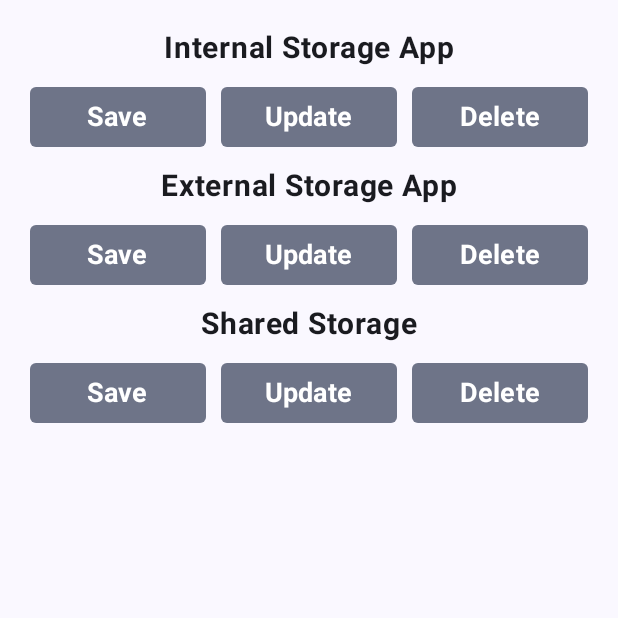
After one commit to emm3000/hello, an Android app built with Jetpack Compose: the BackupScreen screen opened through its navigation route, on a phone screen of 412 x 824 dp, the top half of it. The commit adds this screen. Run offline under Robolectric (Android 15) with nearby library versions, the phone set to English and light mode, and no system bars.

Commit message:
feat: Implement data backup and restore functionality
This commit introduces functionality to backup and restore data using internal, external, and shared storage:

-   Added `WordEntity.date` to the entity to store the creation date of words.
-   Added `WordJson` to transfer data from and to JSON.
-   Added the ability to save, update, and delete data to/from internal, external, and shared storage.
-   Created `createDirectory`, `createPrivateExternalDir`, `saveInternal`, `saveExternal`, and `saveJsonToDownloads` functions in the `fileUtils` and `JustFiles` classes.
-   Updated `AppDatabase` to fallback to destructive migrations.
-   Added permissions `READ_EXTERNAL_STORAGE` and `WRITE_EXTERNAL_STORAGE`.
-   Created `DataModeler` to model data.
-   Created `BackupScreen` to manage file storage.
-   Added a Backup route and navigation from the Home screen to the Backup screen.
-   Updated the `AndroidManifest` to disallow backup.
-   Updated `WordDao` to include a date field.

```diff
--- a/app/src/main/kotlin/com/emm/hello/Root.kt
+++ b/app/src/main/kotlin/com/emm/hello/Root.kt
@@ -1,5 +1,9 @@
 package com.emm.hello
 
+import android.Manifest
+import androidx.activity.compose.rememberLauncherForActivityResult
+import androidx.activity.result.contract.ActivityResultContract
+import androidx.activity.result.contract.ActivityResultContracts
 import androidx.compose.runtime.Composable
 import androidx.compose.runtime.LaunchedEffect
 import androidx.compose.runtime.getValue
@@ -16,11 +20,14 @@ import androidx.navigation.toRoute
 import com.emm.data.WordDao
 import com.emm.data.WordEntity
 import com.emm.hello.page.AddWordDialog
+import com.emm.hello.page.BackupScreen
 import com.emm.hello.page.DetailScreen
 import com.emm.hello.page.HomeScreen
 import com.emm.hello.page.HomeViewModel
 import com.emm.hello.page.InitScreen
+import com.emm.hello.page.JustFiles
 import com.emm.hello.route.AddWord
+import com.emm.hello.route.Backup
 import com.emm.hello.route.Detail
 import com.emm.hello.route.Home
 import com.emm.hello.route.Init
@@ -30,6 +37,9 @@ import kotlinx.coroutines.launch
 import kotlinx.coroutines.withContext
 import org.koin.androidx.compose.koinViewModel
 import org.koin.compose.koinInject
+import java.time.Instant
+import java.time.LocalDateTime
+import java.time.format.DateTimeFormatter
 import java.util.UUID
 
 @Composable
@@ -60,6 +70,7 @@ fun Root(modifier: Modifier = Modifier) {
                 onWordSearchUpdate = vm::updateSearch,
                 navigateToDetail = { navController.navigate(Detail(it)) },
                 navigateToAddWord = { navController.navigate(AddWord) },
+                navigateToBackup = { navController.navigate(Backup) },
                 modifier = Modifier,
             )
         }
@@ -96,9 +107,59 @@ fun Root(modifier: Modifier = Modifier) {
                         wordDao = wordDao,
                         navController = navController,
                     )
-
                 },
                 onDismiss = { navController.popBackStack() }
+            )
+        }
+
+        composable<Backup> {
+            val justFiles: JustFiles = koinInject()
+            val scope = rememberCoroutineScope()
+            val ga = rememberLauncherForActivityResult(ActivityResultContracts.RequestMultiplePermissions()) {
+
+            }
+
+            LaunchedEffect(Unit) {
+                ga.launch(arrayOf(
+                    Manifest.permission.READ_EXTERNAL_STORAGE,
+                    Manifest.permission.WRITE_EXTERNAL_STORAGE,
+                ))
+            }
+
+            BackupScreen(
+                internalOnSave = {
+                    scope.launch {
+                        justFiles.saveInternal()
+                    }
+                },
+                internalOnUpdate = {
+                    scope.launch {
+                        justFiles.saveInternal()
+                    }
+                },
+                internalOnDelete = {
+                    justFiles.deleteInternal()
+                },
+                externalOnSave = {
+                    scope.launch {
+                        justFiles.saveExternal()
+                    }
+                },
+                externalOnUpdate = {
+                    scope.launch {
+                        justFiles.saveExternal()
+                    }
+                },
+                externalOnDelete = {
+                    justFiles.deleteExternal()
+                },
+                sharedOnSave = {
+                    scope.launch {
+                        justFiles.saveJsonToDownloads()
+                    }
+                },
+                sharedOnUpdate = {},
+                sharedOnDelete = {},
             )
         }
     }
@@ -110,9 +171,13 @@ private fun addWord(
     wordDao: WordDao,
     navController: NavHostController
 ) {
+    val now = LocalDateTime.now()
+    val formatter = DateTimeFormatter.ofPattern("dd/MM/yyyy hh:mm:ss a")
+    val formattedDate = now.format(formatter)
     val wordEntity = WordEntity(
         id = UUID.randomUUID().toString(),
         word = word,
+        date = formattedDate,
     )
     coroutineScope.launch {
         withContext(Dispatchers.IO) {
--- a/app/src/main/kotlin/com/emm/hello/di/homeModule.kt
+++ b/app/src/main/kotlin/com/emm/hello/di/homeModule.kt
@@ -1,11 +1,21 @@
 package com.emm.hello.di
 
+import com.emm.hello.page.DataModeler
 import com.emm.hello.page.HomeViewModel
 import com.emm.hello.page.InitViewModel
+import com.emm.hello.page.JustFiles
+import org.koin.android.ext.koin.androidApplication
 import org.koin.core.module.dsl.viewModelOf
 import org.koin.dsl.module
 
 val homeModule = module {
     viewModelOf(::InitViewModel)
     viewModelOf(::HomeViewModel)
+
+    factory {
+        JustFiles(
+            dataModeler = DataModeler(get()),
+            context = androidApplication()
+        )
+    }
 }
--- /dev/null
+++ b/app/src/main/kotlin/com/emm/hello/page/BackupScreen.kt
@@ -0,0 +1,145 @@
+package com.emm.hello.page
+
+import androidx.compose.foundation.background
+import androidx.compose.foundation.layout.Arrangement
+import androidx.compose.foundation.layout.Column
+import androidx.compose.foundation.layout.Row
+import androidx.compose.foundation.layout.fillMaxSize
+import androidx.compose.foundation.layout.fillMaxWidth
+import androidx.compose.foundation.layout.padding
+import androidx.compose.foundation.shape.RoundedCornerShape
+import androidx.compose.material3.FilledTonalButton
+import androidx.compose.material3.MaterialTheme
+import androidx.compose.material3.Text
+import androidx.compose.runtime.Composable
+import androidx.compose.ui.Alignment
+import androidx.compose.ui.Modifier
+import androidx.compose.ui.text.font.FontFamily
+import androidx.compose.ui.text.font.FontWeight
+import androidx.compose.ui.tooling.preview.PreviewLightDark
+import androidx.compose.ui.unit.dp
+import androidx.compose.ui.unit.sp
+import com.emm.hello.ui.theme.HelloTheme
+
+@Composable
+fun BackupScreen(
+    internalOnSave: () -> Unit,
+    internalOnUpdate: () -> Unit,
+    internalOnDelete: () -> Unit,
+    externalOnSave: () -> Unit,
+    externalOnUpdate: () -> Unit,
+    externalOnDelete: () -> Unit,
+    sharedOnSave: () -> Unit,
+    sharedOnUpdate: () -> Unit,
+    sharedOnDelete: () -> Unit,
+    modifier: Modifier = Modifier,
+) {
+
+    Column(
+        modifier = modifier
+            .fillMaxSize()
+            .background(MaterialTheme.colorScheme.background)
+            .padding(20.dp),
+        horizontalAlignment = Alignment.CenterHorizontally,
+        verticalArrangement = Arrangement.spacedBy(10.dp)
+    ) {
+        FirstBlock(
+            title = "Internal Storage App",
+            onSave = internalOnSave,
+            onUpdate = internalOnUpdate,
+            onDelete = internalOnDelete,
+        )
+        FirstBlock(
+            "External Storage App",
+            onSave = externalOnSave,
+            onUpdate = externalOnUpdate,
+            onDelete = externalOnDelete,
+        )
+        FirstBlock(
+            title = "Shared Storage",
+            onSave = sharedOnSave,
+            onUpdate = sharedOnUpdate,
+            onDelete = sharedOnDelete,
+        )
+    }
+}
+
+@Composable
+private fun FirstBlock(
+    title: String,
+    onSave: () -> Unit,
+    onUpdate: () -> Unit,
+    onDelete: () -> Unit,
+) {
+    Text(
+        text = title,
+        color = MaterialTheme.colorScheme.onBackground,
+        fontSize = 20.sp,
+        fontWeight = FontWeight.Bold,
+    )
+    Row(
+        modifier = Modifier.fillMaxWidth(),
+        horizontalArrangement = Arrangement.spacedBy(10.dp)
+    ) {
+        FilledTonalButton(
+            modifier = Modifier.weight(1f),
+            shape = RoundedCornerShape(10),
+            onClick = {
+                onSave()
+            }
+        ) {
+            Text(
+                text = "Save",
+                fontSize = 18.sp,
+                fontFamily = FontFamily.SansSerif,
+                fontWeight = FontWeight.Bold
+            )
+        }
+        FilledTonalButton(
+            modifier = Modifier.weight(1f),
+            shape = RoundedCornerShape(10),
+            onClick = {
+                onUpdate()
+            }
+        ) {
+            Text(
+                text = "Update",
+                fontSize = 18.sp,
+                fontFamily = FontFamily.SansSerif,
+                fontWeight = FontWeight.Bold
+            )
+        }
+        FilledTonalButton(
+            modifier = Modifier.weight(1f),
+            shape = RoundedCornerShape(10),
+            onClick = {
+                onDelete()
+            }
+        ) {
+            Text(
+                text = "Delete",
+                fontSize = 18.sp,
+                fontFamily = FontFamily.SansSerif,
+                fontWeight = FontWeight.Bold
+            )
+        }
+    }
+}
+
+@PreviewLightDark
+@Composable
+private fun BackupScreenPreview() {
+    HelloTheme {
+        BackupScreen(
+            internalOnSave = {},
+            internalOnUpdate = {},
+            internalOnDelete = {},
+            externalOnSave = {},
+            externalOnUpdate = {},
+            externalOnDelete = {},
+            sharedOnSave = {},
+            sharedOnUpdate = {},
+            sharedOnDelete = {},
+        )
+    }
+}
--- a/app/src/main/kotlin/com/emm/hello/page/DetailScren.kt
+++ b/app/src/main/kotlin/com/emm/hello/page/DetailScreen.kt
@@ -48,7 +48,8 @@ private fun DetailScreenPreview() {
         DetailScreen(
             wordEntity = WordEntity(
                 id = UUID.randomUUID().toString(),
-                word = "random word"
+                word = "random word",
+                date = ""
             )
         )
     }
--- a/app/src/main/kotlin/com/emm/hello/route/Routes.kt
+++ b/app/src/main/kotlin/com/emm/hello/route/Routes.kt
@@ -13,3 +13,6 @@ data class Detail(val wordId: String)
 
 @Serializable
 object AddWord
+
+@Serializable
+object Backup
--- a/data/src/main/kotlin/com/emm/data/AppDataBase.kt
+++ b/data/src/main/kotlin/com/emm/data/AppDataBase.kt
@@ -18,8 +18,10 @@ abstract class AppDatabase : RoomDatabase() {
         fun create(context: Context): AppDatabase {
             return Room.databaseBuilder(
                 context,
-                AppDatabase::class.java, "database-name"
-            ).build()
+                AppDatabase::class.java, "database-name_1"
+            )
+                .fallbackToDestructiveMigration()
+                .build()
         }
     }
 }
--- a/data/src/main/kotlin/com/emm/data/WordEntity.kt
+++ b/data/src/main/kotlin/com/emm/data/WordEntity.kt
@@ -7,4 +7,5 @@ import androidx.room.PrimaryKey
 data class WordEntity(
     @PrimaryKey val id: String,
     val word: String,
+    val date: String,
 )
```
Also changed, not shown: app/src/main/AndroidManifest.xml (+7 -1 lines), app/src/main/kotlin/com/emm/hello/page/DataModeler.kt (added, +22 -0 lines), app/src/main/kotlin/com/emm/hello/page/HomeScreen.kt (+22 -2 lines), app/src/main/kotlin/com/emm/hello/page/JustFiles.kt (added, +78 -0 lines), app/src/main/kotlin/com/emm/hello/page/WordJson.kt (added, +10 -0 lines), app/src/main/kotlin/com/emm/hello/page/fileUtils.kt (added, +21 -0 lines), 1 other file.
